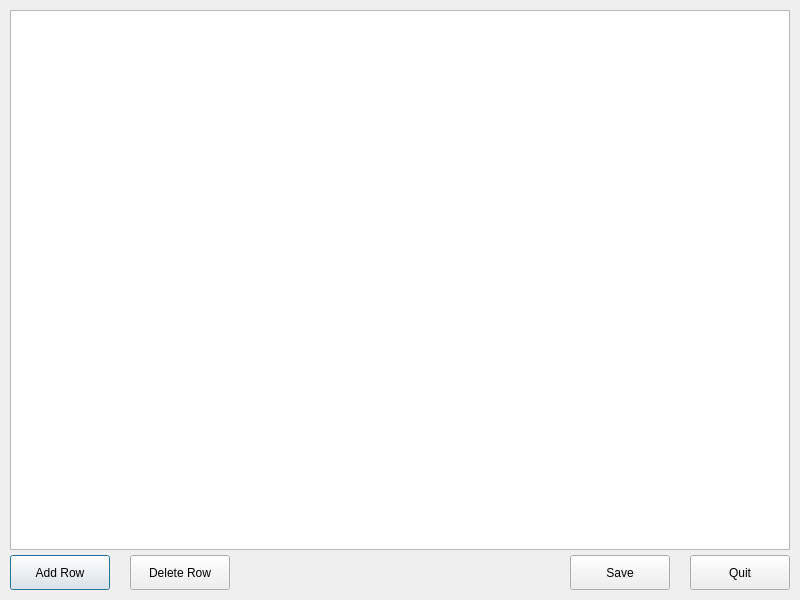
Above: chronoracetable.ui from flinco/LBChronoRace before the change. Below: the same form after it.
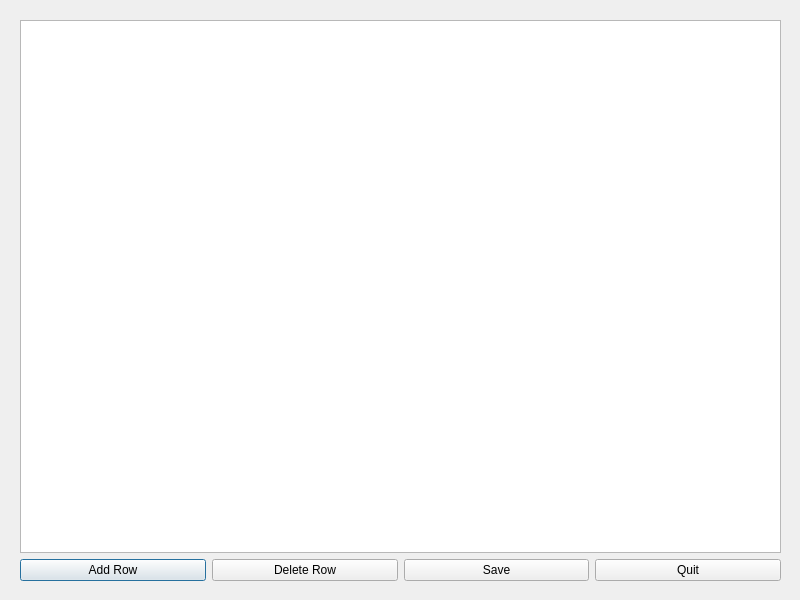
That is the form after the change.

Commit message:
UI restyling with dynamic layout
Also:
- moved to QT 5.15.0
- moved to version 0.9.0
- added 'About Qt' dialog

```diff
--- a/chronoracetable.ui
+++ b/chronoracetable.ui
@@ -16,67 +16,64 @@
   <property name="windowTitle">
    <string notr="true">Dialog</string>
   </property>
-  <widget class="QTableView" name="tableView">
+  <widget class="QWidget" name="verticalLayoutWidget">
    <property name="geometry">
     <rect>
-     <x>10</x>
-     <y>10</y>
-     <width>780</width>
-     <height>540</height>
+     <x>0</x>
+     <y>0</y>
+     <width>801</width>
+     <height>601</height>
     </rect>
    </property>
-  </widget>
+   <layout class="QVBoxLayout" name="verticalLayout">
+    <property name="leftMargin">
+     <number>20</number>
+    </property>
+    <property name="topMargin">
+     <number>20</number>
+    </property>
+    <property name="rightMargin">
+     <number>20</number>
+    </property>
+    <property name="bottomMargin">
+     <number>20</number>
+    </property>
+    <item>
+     <widget class="QTableView" name="tableView"/>
+    </item>
+    <item>
+     <layout class="QHBoxLayout" name="horizontalLayout">
+      <item>
   <widget class="QPushButton" name="rowAdd">
-   <property name="geometry">
-    <rect>
-     <x>10</x>
-     <y>555</y>
-     <width>100</width>
-     <height>35</height>
-    </rect>
-   </property>
    <property name="text">
     <string>Add Row</string>
    </property>
   </widget>
+      </item>
+      <item>
   <widget class="QPushButton" name="rowDel">
-   <property name="geometry">
-    <rect>
-     <x>130</x>
-     <y>555</y>
-     <width>100</width>
-     <height>35</height>
-    </rect>
-   </property>
    <property name="text">
     <string>Delete Row</string>
    </property>
   </widget>
+      </item>
+      <item>
   <widget class="QPushButton" name="modelSave">
-   <property name="geometry">
-    <rect>
-     <x>570</x>
-     <y>555</y>
-     <width>100</width>
-     <height>35</height>
-    </rect>
-   </property>
    <property name="text">
     <string>Save</string>
    </property>
   </widget>
+      </item>
+      <item>
   <widget class="QPushButton" name="modelQuit">
-   <property name="geometry">
-    <rect>
-     <x>690</x>
-     <y>555</y>
-     <width>100</width>
-     <height>35</height>
-    </rect>
-   </property>
    <property name="text">
     <string>Quit</string>
    </property>
+       </widget>
+      </item>
+     </layout>
+    </item>
+   </layout>
   </widget>
  </widget>
  <resources/>
```
Lines whose indentation alone changed are shown as unchanged. The commit also changes 8 other files.
